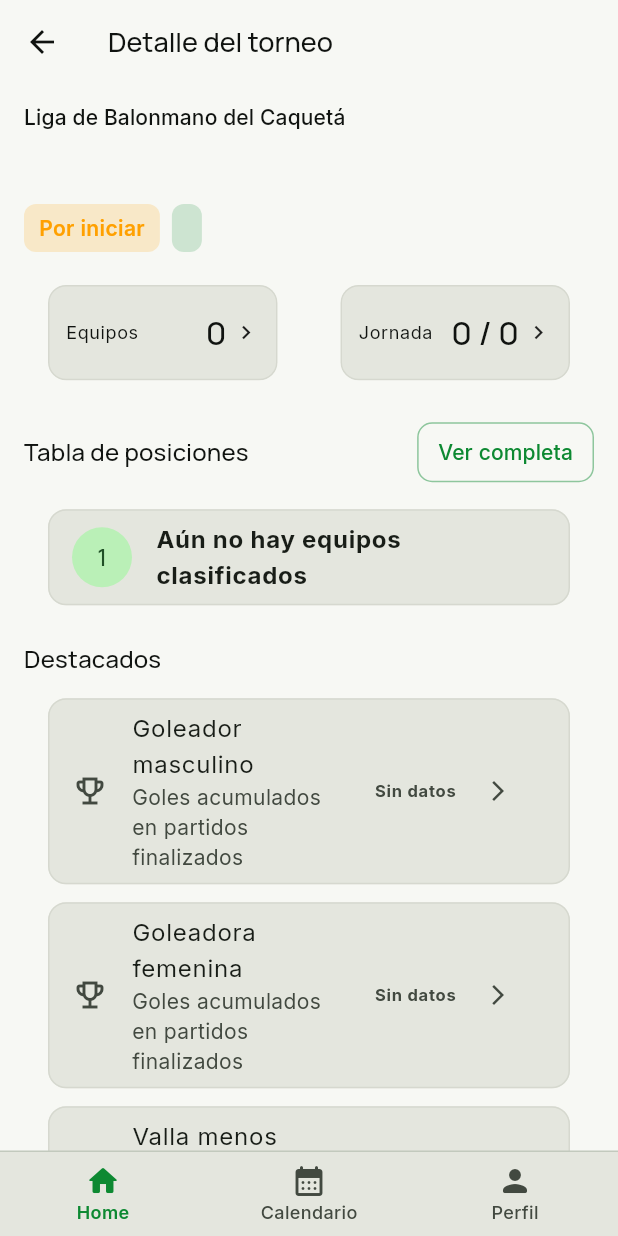
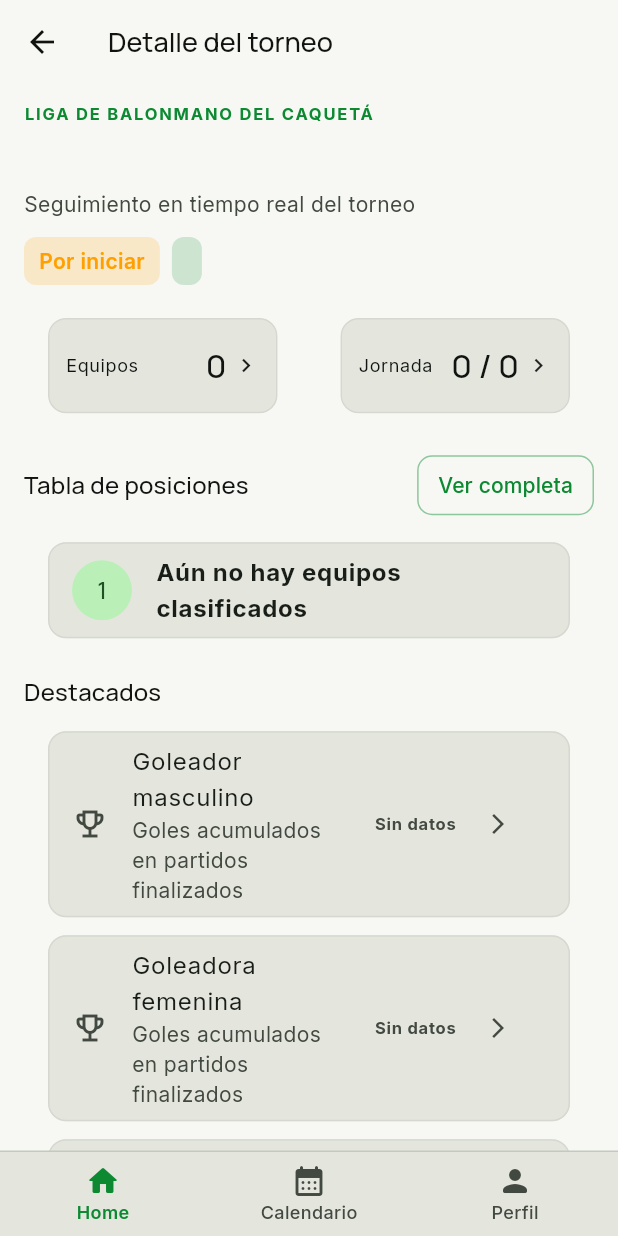
Before and after one commit to tatiana1104/handplay_demo, a Flutter app: the TournamentDetailScreen screen opened directly with empty values, on a phone screen of 412 x 824 dp. Run offline on Flutter 3.47's test engine with Material 3 defaults, Android fonts, the phone set to English and light mode, and no system bars; our stand-ins replace cloud_firestore, dartz, equatable, firebase_auth, firebase_core, firebase_messaging and 5 more; accounts and stored records are empty.

Commit message:
Improve tournament detail status and standings UI

```diff
--- a/lib/features/tournaments/presentation/screens/tournament_detail_screen.dart
+++ b/lib/features/tournaments/presentation/screens/tournament_detail_screen.dart
@@ -61,9 +61,11 @@ class TournamentDetailScreen extends StatelessWidget {
       body: ListView(
         padding: EdgeInsets.fromLTRB(16, 12, 16, 24 + MediaQuery.paddingOf(context).bottom),
         children: [
-          Text('Liga de Balonmano del Caquetá', style: Theme.of(context).textTheme.labelLarge),
+          Text('LIGA DE BALONMANO DEL CAQUETÁ', style: Theme.of(context).textTheme.labelSmall?.copyWith(letterSpacing: 1.2, fontWeight: FontWeight.w700, color: colors.primary)),
+          const SizedBox(height: 6),
+          Text(tournament.name, style: Theme.of(context).textTheme.headlineSmall?.copyWith(fontWeight: FontWeight.w800)),
           const SizedBox(height: 4),
-          Text(tournament.name, style: Theme.of(context).textTheme.headlineSmall),
+          Text('Seguimiento en tiempo real del torneo', style: Theme.of(context).textTheme.bodyMedium?.copyWith(color: colors.onSurfaceVariant)),
           const SizedBox(height: 12),
           Wrap(spacing: 8, runSpacing: 8, children: [
             _TournamentLiveStatus(tournament: tournament, fallbackStatus: status),
@@ -1002,7 +1004,7 @@ class _StandingsSummaryState extends State<_StandingsSummary> {
     for (final match in matches.docs) {
       final data = match.data();
       final status = normalize(data['status']);
-      if (status != 'finished' && status != 'finalizado' && status != 'finalizada') continue;
+      if (!['finished', 'finished_match', 'completed', 'complete', 'finalizado', 'finalizada'].contains(status)) continue;
       Map<String, int>? findStats(Object? raw) {
         for (final identifier in identifiers(raw)) {
           final registrationId = identifierToRegistration[normalize(identifier)];
@@ -1013,8 +1015,8 @@ class _StandingsSummaryState extends State<_StandingsSummary> {
       final homeStats = findStats(data['homeTeamId'] ?? data['homeTeam'] ?? data['homeTeamName']);
       final awayStats = findStats(data['awayTeamId'] ?? data['awayTeam'] ?? data['awayTeamName']);
       if (homeStats == null || awayStats == null) continue;
-      final homeGoals = number(data['finalHomeScore'] ?? data['homeScore']);
-      final awayGoals = number(data['finalAwayScore'] ?? data['awayScore']);
+      final homeGoals = number(data['finalHomeScore'] ?? data['homeScore'] ?? data['scoreHome'] ?? data['homeGoals']);
+      final awayGoals = number(data['finalAwayScore'] ?? data['awayScore'] ?? data['scoreAway'] ?? data['awayGoals']);
       homeStats['played'] = homeStats['played']! + 1; awayStats['played'] = awayStats['played']! + 1;
       homeStats['goalsFor'] = homeStats['goalsFor']! + homeGoals; homeStats['goalsAgainst'] = homeStats['goalsAgainst']! + awayGoals;
       awayStats['goalsFor'] = awayStats['goalsFor']! + awayGoals; awayStats['goalsAgainst'] = awayStats['goalsAgainst']! + homeGoals;
@@ -1115,8 +1117,11 @@ class _StandingRow extends StatelessWidget {
   Widget build(BuildContext context) {
     final goalDifference = goalsFor - goalsAgainst;
     return Card(
+      elevation: 0,
+      margin: const EdgeInsets.symmetric(vertical: 3),
+      shape: RoundedRectangleBorder(borderRadius: BorderRadius.circular(16)),
       child: Padding(
-        padding: const EdgeInsets.symmetric(horizontal: 12, vertical: 8),
+        padding: const EdgeInsets.symmetric(horizontal: 14, vertical: 12),
         child: Row(
           children: [
             SizedBox(width: 24, child: Text(position, style: const TextStyle(fontWeight: FontWeight.bold))),
@@ -1158,7 +1163,7 @@ class _Highlights extends StatelessWidget {
             for (final match in matches) {
               final data = match.data();
               final status = data['status']?.toString().toLowerCase();
-              if (status != 'finished' && status != 'finalizado' && status != 'finalizada') continue;
+              if (!['finished', 'finished_match', 'completed', 'complete', 'finalizado', 'finalizada'].contains(status)) continue;
               final events = data['finalEvents'] ?? data['events'];
               if (events is List) {
                 for (final rawEvent in events) {
@@ -1403,15 +1408,16 @@ class _TournamentLiveStatus extends StatelessWidget {
         builder: (context, snapshot) {
           final statuses = snapshot.data?.docs.map((doc) => (doc.data()['status'] ?? '').toString().toLowerCase()).toList() ?? const <String>[];
           final hasLive = statuses.any((value) => ['active', 'playing', 'jugando', 'en_curso', 'live', 'tiempo_muerto'].contains(value));
-          final allFinished = statuses.isNotEmpty && statuses.every((value) => value == 'finished' || value == 'finalizado');
-          final status = hasLive ? 'Jugando' : allFinished ? 'Finalizado' : _formatTournamentStatus(fallbackStatus);
+  // El estado del torneo es la fuente de verdad; un partido finalizado no
+  // significa que todo el torneo haya terminado.
+  final status = hasLive ? 'En curso' : _formatTournamentStatus(fallbackStatus);
           return _InfoBadge(label: status, color: _tournamentStatusColor(status.toLowerCase()));
         },
       );
 }
 
 String _formatTournamentStatus(String status) {
-  if (status == 'active' || status == 'playing' || status == 'jugando' || status == 'en_curso') return 'Jugando';
+  if (status == 'active' || status == 'playing' || status == 'jugando' || status == 'en_curso') return 'En curso';
   if (status == 'finished' || status == 'finalizado') return 'Finalizado';
   return 'Por iniciar';
 }
```
